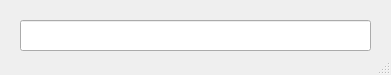
Before: the Qt Designer form source/gui/mainwindow.ui in richmanfx/EasyContest, drawn with Qt 5.
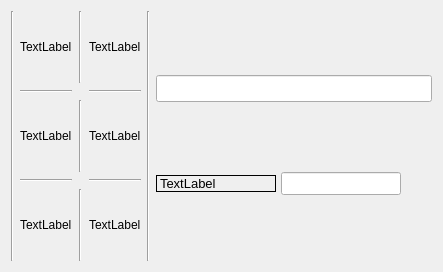
After: the same form once the commit is applied. Icons and pictures are not drawn.

Commit message: Размещены все лейблы в лайаутах на форме

```diff
--- a/source/gui/mainwindow.ui
+++ b/source/gui/mainwindow.ui
@@ -6,20 +6,20 @@
    <rect>
     <x>0</x>
     <y>0</y>
-    <width>391</width>
-    <height>75</height>
+    <width>443</width>
+    <height>272</height>
    </rect>
   </property>
   <property name="sizePolicy">
-   <sizepolicy hsizetype="Ignored" vsizetype="Ignored">
+   <sizepolicy hsizetype="Minimum" vsizetype="Minimum">
     <horstretch>0</horstretch>
     <verstretch>0</verstretch>
    </sizepolicy>
   </property>
   <property name="minimumSize">
    <size>
-    <width>50</width>
-    <height>50</height>
+    <width>410</width>
+    <height>70</height>
    </size>
   </property>
   <property name="maximumSize">
@@ -42,18 +42,245 @@
     <normaloff>:/clean.png</normaloff>:/clean.png</iconset>
   </property>
   <widget class="QWidget" name="centralWidget">
-   <widget class="QLineEdit" name="callLineEdit">
-    <property name="geometry">
-     <rect>
-      <x>20</x>
-      <y>20</y>
-      <width>351</width>
-      <height>31</height>
-     </rect>
-    </property>
-   </widget>
+   <layout class="QHBoxLayout" name="horizontalLayout_4">
+    <item>
+     <widget class="Line" name="line_5">
+      <property name="orientation">
+       <enum>Qt::Vertical</enum>
+      </property>
+     </widget>
+    </item>
+    <item>
+     <layout class="QHBoxLayout" name="horizontalLayout_3">
+      <item>
+       <layout class="QGridLayout" name="gridLayout">
+        <property name="sizeConstraint">
+         <enum>QLayout::SetMaximumSize</enum>
+        </property>
+        <property name="spacing">
+         <number>7</number>
+        </property>
+        <item row="1" column="2">
+         <widget class="Line" name="line_7">
+          <property name="orientation">
+           <enum>Qt::Horizontal</enum>
+          </property>
+         </widget>
+        </item>
+        <item row="0" column="0">
+         <widget class="QLabel" name="label_2">
+          <property name="text">
+           <string>TextLabel</string>
+          </property>
+         </widget>
+        </item>
+        <item row="1" column="0">
+         <widget class="Line" name="line_6">
+          <property name="orientation">
+           <enum>Qt::Horizontal</enum>
+          </property>
+         </widget>
+        </item>
+        <item row="4" column="1">
+         <widget class="Line" name="line_2">
+          <property name="orientation">
+           <enum>Qt::Vertical</enum>
+          </property>
+         </widget>
+        </item>
+        <item row="2" column="1">
+         <widget class="Line" name="line">
+          <property name="orientation">
+           <enum>Qt::Vertical</enum>
+          </property>
+         </widget>
+        </item>
+        <item row="0" column="1">
+         <widget class="Line" name="line_4">
+          <property name="orientation">
+           <enum>Qt::Vertical</enum>
+          </property>
+         </widget>
+        </item>
+        <item row="4" column="0">
+         <widget class="QLabel" name="label_6">
+          <property name="text">
+           <string>TextLabel</string>
+          </property>
+         </widget>
+        </item>
+        <item row="2" column="2">
+         <widget class="QLabel" name="label_5">
+          <property name="text">
+           <string>TextLabel</string>
+          </property>
+         </widget>
+        </item>
+        <item row="4" column="2">
+         <widget class="QLabel" name="label_7">
+          <property name="text">
+           <string>TextLabel</string>
+          </property>
+         </widget>
+        </item>
+        <item row="2" column="0">
+         <widget class="QLabel" name="label_4">
+          <property name="text">
+           <string>TextLabel</string>
+          </property>
+         </widget>
+        </item>
+        <item row="0" column="2">
+         <widget class="QLabel" name="label_3">
+          <property name="text">
+           <string>TextLabel</string>
+          </property>
+         </widget>
+        </item>
+        <item row="3" column="0">
+         <widget class="Line" name="line_8">
+          <property name="orientation">
+           <enum>Qt::Horizontal</enum>
+          </property>
+         </widget>
+        </item>
+        <item row="3" column="2">
+         <widget class="Line" name="line_9">
+          <property name="orientation">
+           <enum>Qt::Horizontal</enum>
+          </property>
+         </widget>
+        </item>
+       </layout>
+      </item>
+      <item>
+       <widget class="Line" name="line_3">
+        <property name="orientation">
+         <enum>Qt::Vertical</enum>
+        </property>
+       </widget>
+      </item>
+      <item>
+       <layout class="QVBoxLayout" name="verticalLayout_2">
+        <item>
+         <widget class="QLineEdit" name="callLineEdit">
+          <property name="enabled">
+           <bool>true</bool>
+          </property>
+          <property name="sizePolicy">
+           <sizepolicy hsizetype="Expanding" vsizetype="Fixed">
+            <horstretch>0</horstretch>
+            <verstretch>0</verstretch>
+           </sizepolicy>
+          </property>
+          <property name="minimumSize">
+           <size>
+            <width>240</width>
+            <height>0</height>
+           </size>
+          </property>
+          <property name="font">
+           <font>
+            <pointsize>12</pointsize>
+           </font>
+          </property>
+         </widget>
+        </item>
+        <item>
+         <layout class="QHBoxLayout" name="horizontalLayout">
+          <property name="spacing">
+           <number>5</number>
+          </property>
+          <item>
+           <widget class="QLabel" name="label">
+            <property name="sizePolicy">
+             <sizepolicy hsizetype="Fixed" vsizetype="Fixed">
+              <horstretch>0</horstretch>
+              <verstretch>0</verstretch>
+             </sizepolicy>
+            </property>
+            <property name="minimumSize">
+             <size>
+              <width>120</width>
+              <height>0</height>
+             </size>
+            </property>
+            <property name="sizeIncrement">
+             <size>
+              <width>120</width>
+              <height>0</height>
+             </size>
+            </property>
+            <property name="font">
+             <font>
+              <pointsize>10</pointsize>
+             </font>
+            </property>
+            <property name="frameShape">
+             <enum>QFrame::Box</enum>
+            </property>
+            <property name="frameShadow">
+             <enum>QFrame::Plain</enum>
+            </property>
+            <property name="lineWidth">
+             <number>1</number>
+            </property>
+            <property name="midLineWidth">
+             <number>0</number>
+            </property>
+            <property name="text">
+             <string>TextLabel</string>
+            </property>
+           </widget>
+          </item>
+          <item>
+           <widget class="QLineEdit" name="lineEdit">
+            <property name="sizePolicy">
+             <sizepolicy hsizetype="Fixed" vsizetype="Fixed">
+              <horstretch>0</horstretch>
+              <verstretch>0</verstretch>
+             </sizepolicy>
+            </property>
+            <property name="minimumSize">
+             <size>
+              <width>120</width>
+              <height>0</height>
+             </size>
+            </property>
+            <property name="maximumSize">
+             <size>
+              <width>120</width>
+              <height>16777215</height>
+             </size>
+            </property>
+            <property name="font">
+             <font>
+              <pointsize>10</pointsize>
+             </font>
+            </property>
+           </widget>
+          </item>
+          <item>
+           <spacer name="horizontalSpacer">
+            <property name="orientation">
+             <enum>Qt::Horizontal</enum>
+            </property>
+            <property name="sizeHint" stdset="0">
+             <size>
+              <width>40</width>
+              <height>20</height>
+             </size>
+            </property>
+           </spacer>
+          </item>
+         </layout>
+        </item>
+       </layout>
+      </item>
+     </layout>
+    </item>
+   </layout>
   </widget>
-  <widget class="QStatusBar" name="sbStatus"/>
  </widget>
  <layoutdefault spacing="6" margin="11"/>
  <resources/>
```
Left out of the diff: 2 changed lines with no effect on the pictures. The commit also changes 1 other file.
